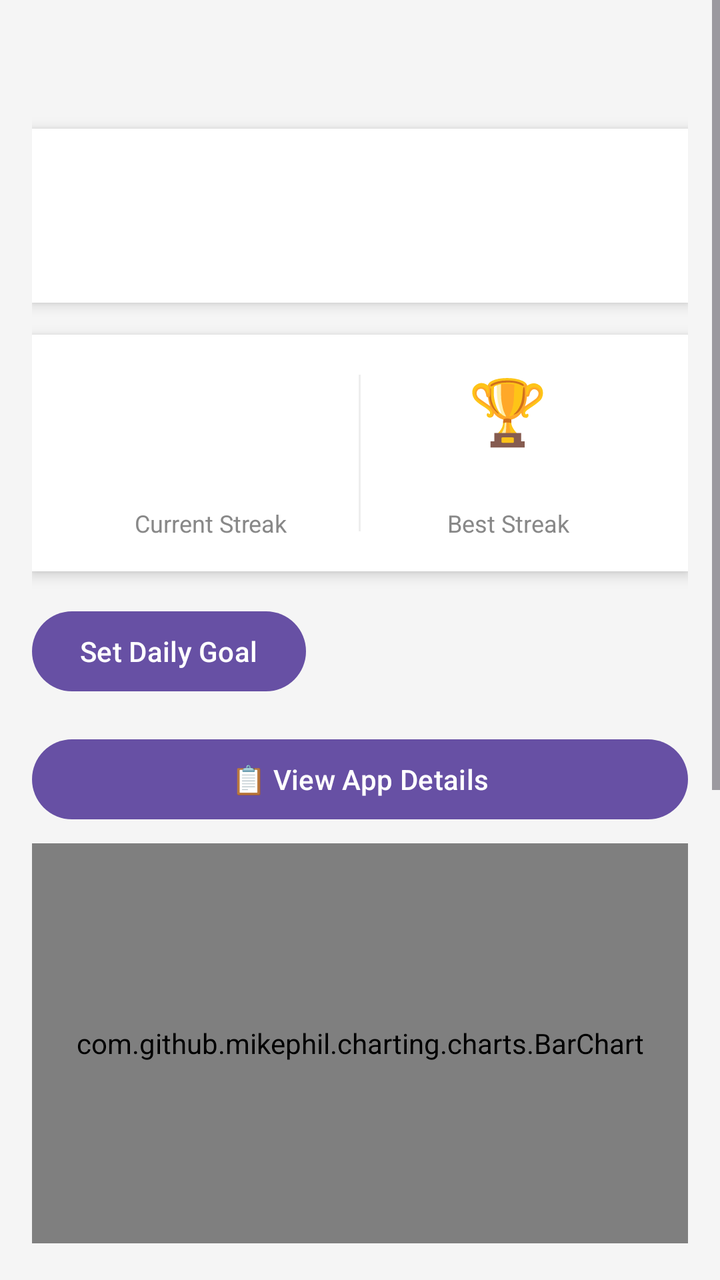
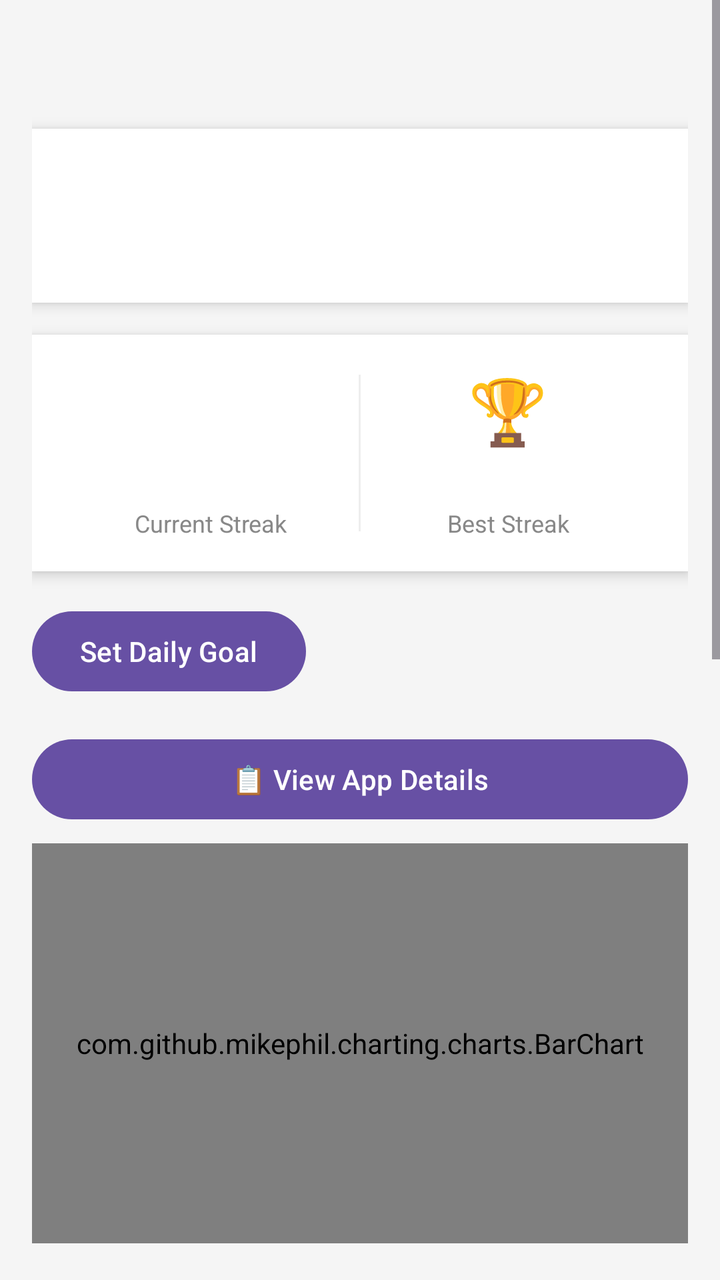

An Android layout rendered at two revisions. The XML below is the earlier revision; the diff shows what the commit changed to produce the second picture.
<!-- AndroidManifest.xml: application theme Theme.ScreenTimeTracker -->
<!-- res/layout/activity_main.xml -->
<?xml version="1.0" encoding="utf-8"?>
<ScrollView xmlns:android="http://schemas.android.com/apk/res/android"
    android:layout_width="match_parent"
    android:layout_height="match_parent"
    android:background="#F5F5F5">

    <LinearLayout
        android:layout_width="match_parent"
        android:layout_height="wrap_content"
        android:orientation="vertical"
        android:padding="16dp">

        
        <TextView
            android:id="@+id/tvTime"
            android:layout_width="wrap_content"
            android:layout_height="wrap_content"
            android:textSize="24sp"
            android:textStyle="bold"
            android:textColor="#1A1A1A"
            android:layout_marginBottom="16dp"/>

        
        <LinearLayout
            android:layout_width="match_parent"
            android:layout_height="wrap_content"
            android:orientation="horizontal"
            android:background="#FFFFFF"
            android:padding="16dp"
            android:layout_marginBottom="16dp"
            android:elevation="4dp">

            <LinearLayout
                android:layout_width="0dp"
                android:layout_height="wrap_content"
                android:layout_weight="1"
                android:orientation="vertical">

                <TextView
                    android:id="@+id/tvPoints"
                    android:layout_width="wrap_content"
                    android:layout_height="wrap_content"
                    android:textSize="22sp"
                    android:textStyle="bold"
                    android:textColor="#1A1A1A"/>

                <TextView
                    android:id="@+id/tvBadge"
                    android:layout_width="wrap_content"
                    android:layout_height="wrap_content"
                    android:textSize="16sp"
                    android:layout_marginTop="4dp"/>

            </LinearLayout>

            
            <LinearLayout
                android:layout_width="0dp"
                android:layout_height="wrap_content"
                android:layout_weight="1"
                android:orientation="vertical"
                android:gravity="end">

                <TextView
                    android:id="@+id/tvProductivePoints"
                    android:layout_width="wrap_content"
                    android:layout_height="wrap_content"
                    android:textColor="#4CAF50"
                    android:textSize="14sp"/>

                <TextView
                    android:id="@+id/tvEntertainingPoints"
                    android:layout_width="wrap_content"
                    android:layout_height="wrap_content"
                    android:textColor="#F44336"
                    android:textSize="14sp"/>

            </LinearLayout>

        </LinearLayout>


        
        <LinearLayout
            android:layout_width="match_parent"
            android:layout_height="wrap_content"
            android:orientation="horizontal"
            android:background="#FFFFFF"
            android:padding="16dp"
            android:layout_marginBottom="16dp"
            android:elevation="4dp">

            
            <LinearLayout
                android:layout_width="0dp"
                android:layout_height="wrap_content"
                android:layout_weight="1"
                android:orientation="vertical"
                android:gravity="center">

                <TextView
                    android:id="@+id/tvStreakEmoji"
                    android:layout_width="wrap_content"
                    android:layout_height="wrap_content"
                    android:textSize="32sp"/>

                <TextView
                    android:id="@+id/tvStreak"
                    android:layout_width="wrap_content"
                    android:layout_height="wrap_content"
                    android:textSize="20sp"
                    android:textStyle="bold"
                    android:textColor="#1A1A1A"/>

                <TextView
                    android:layout_width="wrap_content"
                    android:layout_height="wrap_content"
                    android:text="Current Streak"
                    android:textSize="12sp"
                    android:textColor="#888888"/>

            </LinearLayout>

            
            <View
                android:layout_width="1dp"
                android:layout_height="match_parent"
                android:background="#EEEEEE"
                android:layout_marginTop="4dp"
                android:layout_marginBottom="4dp"/>

            
            <LinearLayout
                android:layout_width="0dp"
                android:layout_height="wrap_content"
                android:layout_weight="1"
                android:orientation="vertical"
                android:gravity="center">

                <TextView
                    android:id="@+id/tvBestStreakEmoji"
                    android:layout_width="wrap_content"
                    android:layout_height="wrap_content"
                    android:textSize="32sp"
                    android:text="🏆"/>

                <TextView
                    android:id="@+id/tvBestStreak"
                    android:layout_width="wrap_content"
                    android:layout_height="wrap_content"
                    android:textSize="20sp"
                    android:textStyle="bold"
                    android:textColor="#1A1A1A"/>

                <TextView
                    android:layout_width="wrap_content"
                    android:layout_height="wrap_content"
                    android:text="Best Streak"
                    android:textSize="12sp"
                    android:textColor="#888888"/>

            </LinearLayout>

        </LinearLayout>
        <Button
            android:id="@+id/btnSetGoal"
            android:layout_width="wrap_content"
            android:layout_height="wrap_content"
            android:text="Set Daily Goal"
            android:layout_marginBottom="16dp"/>


        <Button
            android:id="@+id/btnDetails"
            android:layout_width="match_parent"
            android:layout_height="wrap_content"
            android:text="📋 View App Details"
            android:layout_marginBottom="8dp"/>

        
        <com.github.mikephil.charting.charts.BarChart
            android:id="@+id/barChart"
            android:layout_width="match_parent"
            android:layout_height="200dp"
            android:layout_marginBottom="24dp"/>


        
        <TextView
            android:layout_width="wrap_content"
            android:layout_height="wrap_content"
            android:text="📊 Category Breakdown"
            android:textSize="16sp"
            android:textStyle="bold"
            android:textColor="#1A1A1A"
            android:layout_marginBottom="8dp"/>

        <com.github.mikephil.charting.charts.PieChart
            android:id="@+id/pieChart"
            android:layout_width="match_parent"
            android:layout_height="280dp"
            android:layout_marginBottom="16dp"/>

        
        <LinearLayout
            android:layout_width="match_parent"
            android:layout_height="wrap_content"
            android:orientation="horizontal"
            android:weightSum="2">

            
            <LinearLayout
                android:layout_width="0dp"
                android:layout_height="wrap_content"
                android:layout_weight="1"
                android:orientation="vertical"
                android:layout_marginEnd="8dp">

                
                <TextView
                    android:layout_width="match_parent"
                    android:layout_height="wrap_content"
                    android:text="🎯 Productive"
                    android:textSize="16sp"
                    android:textStyle="bold"
                    android:textColor="#FFFFFF"
                    android:background="#4CAF50"
                    android:padding="10dp"
                    android:layout_marginBottom="8dp"/>

                
                <androidx.recyclerview.widget.RecyclerView
                    android:id="@+id/recyclerProductive"
                    android:layout_width="match_parent"
                    android:layout_height="wrap_content"
                    android:nestedScrollingEnabled="false"/>

            </LinearLayout>

            
            <LinearLayout
                android:layout_width="0dp"
                android:layout_height="wrap_content"
                android:layout_weight="1"
                android:orientation="vertical"
                android:layout_marginStart="8dp">

                
                <TextView
                    android:layout_width="match_parent"
                    android:layout_height="wrap_content"
                    android:text="🎮 Entertaining"
                    android:textSize="16sp"
                    android:textStyle="bold"
                    android:textColor="#FFFFFF"
                    android:background="#F44336"
                    android:padding="10dp"
                    android:layout_marginBottom="8dp"/>

                
                <androidx.recyclerview.widget.RecyclerView
                    android:id="@+id/recyclerEntertaining"
                    android:layout_width="match_parent"
                    android:layout_height="wrap_content"
                    android:nestedScrollingEnabled="false"/>

            </LinearLayout>

        </LinearLayout>

        
        <androidx.recyclerview.widget.RecyclerView
            android:id="@+id/recycler"
            android:layout_width="match_parent"
            android:layout_height="wrap_content"
            android:nestedScrollingEnabled="false"/>

    </LinearLayout>
</ScrollView>
<!-- resources referenced by this layout -->
<resources>
  <style name="Theme.ScreenTimeTracker" parent="Base.Theme.ScreenTimeTracker" />
  <style name="Base.Theme.ScreenTimeTracker" parent="Theme.Material3.DayNight.NoActionBar">
          
          
      </style>
</resources>

<!-- the commit's change to res/layout/activity_main.xml (unified diff, before → after) -->
@@ -200,6 +200,127 @@
             android:layout_width="match_parent"
             android:layout_height="280dp"
             android:layout_marginBottom="16dp"/>
+
+        
+        <LinearLayout
+            android:id="@+id/trophyCard"
+            android:layout_width="match_parent"
+            android:layout_height="wrap_content"
+            android:orientation="vertical"
+            android:background="#FFFFFF"
+            android:padding="16dp"
+            android:layout_marginBottom="16dp"
+            android:elevation="4dp">
+
+            <TextView
+                android:layout_width="wrap_content"
+                android:layout_height="wrap_content"
+                android:text="🏆 Most Used Today"
+                android:textSize="16sp"
+                android:textStyle="bold"
+                android:textColor="#1A1A1A"
+                android:layout_marginBottom="12dp"/>
+
+            <LinearLayout
+                android:layout_width="match_parent"
+                android:layout_height="wrap_content"
+                android:orientation="horizontal"
+                android:weightSum="2">
+
+                
+                <LinearLayout
+                    android:layout_width="0dp"
+                    android:layout_height="wrap_content"
+                    android:layout_weight="1"
+                    android:orientation="vertical"
+                    android:background="#E8F5E9"
+                    android:padding="12dp"
+                    android:layout_marginEnd="8dp">
+
+                    <TextView
+                        android:layout_width="wrap_content"
+                        android:layout_height="wrap_content"
+                        android:text="🎯 Productive"
+                        android:textSize="12sp"
+                        android:textColor="#4CAF50"
+                        android:textStyle="bold"
+                        android:layout_marginBottom="8dp"/>
+
+                    <ImageView
+                        android:id="@+id/ivTopProductiveIcon"
+                        android:layout_width="36dp"
+                        android:layout_height="36dp"
+                        android:layout_marginBottom="6dp"/>
+
+                    <TextView
+                        android:id="@+id/tvTopProductiveName"
+                        android:layout_width="wrap_content"
+                        android:layout_height="wrap_content"
+                        android:textSize="13sp"
+                        android:textStyle="bold"
+                        android:textColor="#1A1A1A"
+                        android:maxLines="1"
+                        android:ellipsize="end"
+                        android:text="—"/>
+
+                    <TextView
+                        android:id="@+id/tvTopProductiveTime"
+                        android:layout_width="wrap_content"
+                        android:layout_height="wrap_content"
+                        android:textSize="12sp"
+                        android:textColor="#888888"
+                        android:text="—"/>
+
+                </LinearLayout>
+
+                
+                <LinearLayout
+                    android:layout_width="0dp"
+                    android:layout_height="wrap_content"
+                    android:layout_weight="1"
+                    android:orientation="vertical"
+                    android:background="#FFEBEE"
+                    android:padding="12dp"
+                    android:layout_marginStart="8dp">
+
+                    <TextView
+                        android:layout_width="wrap_content"
+                        android:layout_height="wrap_content"
+                        android:text="🎮 Entertaining"
+                        android:textSize="12sp"
+                        android:textColor="#F44336"
+                        android:textStyle="bold"
+                        android:layout_marginBottom="8dp"/>
+
+                    <ImageView
+                        android:id="@+id/ivTopEntertainingIcon"
+                        android:layout_width="36dp"
+                        android:layout_height="36dp"
+                        android:layout_marginBottom="6dp"/>
+
+                    <TextView
+                        android:id="@+id/tvTopEntertainingName"
+                        android:layout_width="wrap_content"
+                        android:layout_height="wrap_content"
+                        android:textSize="13sp"
+                        android:textStyle="bold"
+                        android:textColor="#1A1A1A"
+                        android:maxLines="1"
+                        android:ellipsize="end"
+                        android:text="—"/>
+
+                    <TextView
+                        android:id="@+id/tvTopEntertainingTime"
+                        android:layout_width="wrap_content"
+                        android:layout_height="wrap_content"
+                        android:textSize="12sp"
+                        android:textColor="#888888"
+                        android:text="—"/>
+
+                </LinearLayout>
+
+            </LinearLayout>
+        </LinearLayout>
 
         
         <LinearLayout
